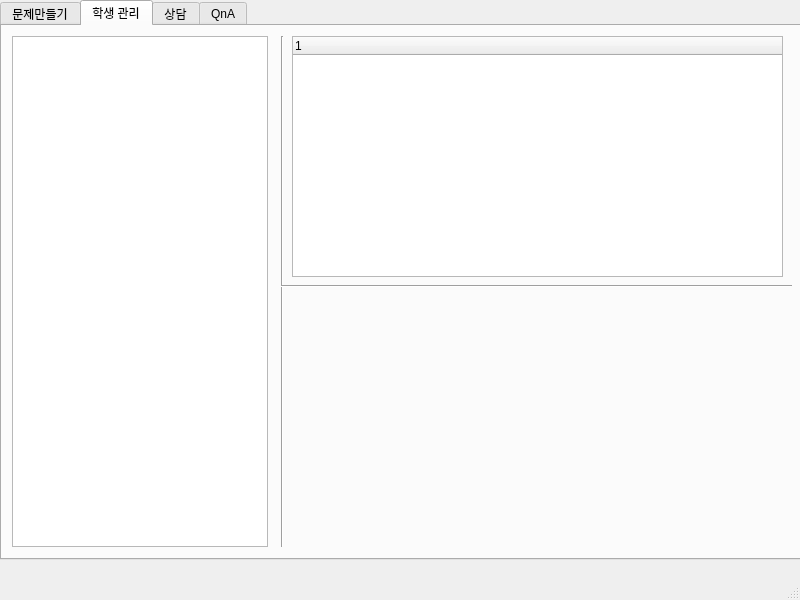
Qt form main.ui (ChoiJiHyeok/APIproject) before a commit.
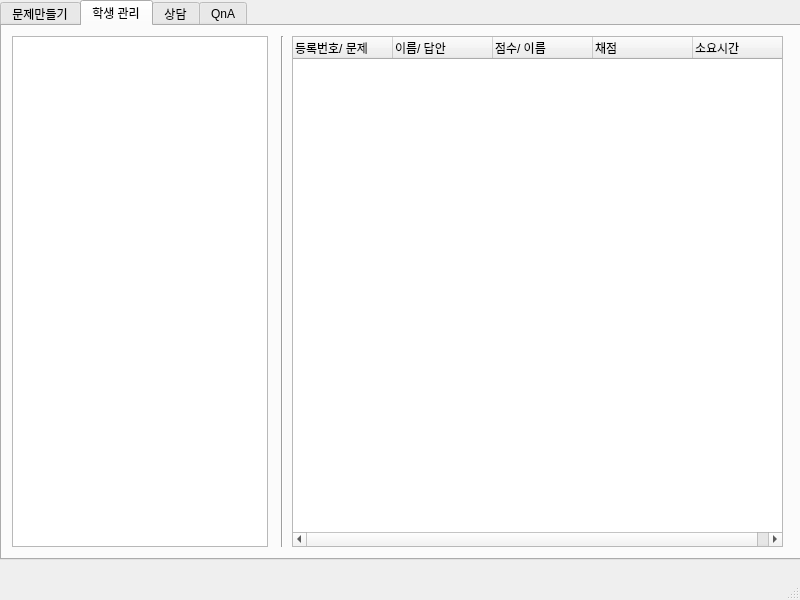
The same form after that commit. The open tabs and pages were chosen to show the change.

Commit message: 230209 학생관리

Diff of the .ui file:
```diff
--- a/main.ui
+++ b/main.ui
@@ -793,39 +793,55 @@
          <enum>Qt::Vertical</enum>
         </property>
        </widget>
-       <widget class="Line" name="line_2">
-        <property name="geometry">
-         <rect>
-          <x>279</x>
-          <y>250</y>
-          <width>511</width>
-          <height>20</height>
-         </rect>
-        </property>
-        <property name="orientation">
-         <enum>Qt::Horizontal</enum>
-        </property>
-       </widget>
-       <widget class="QWidget" name="verticalLayoutWidget_2">
-        <property name="geometry">
-         <rect>
-          <x>290</x>
-          <y>270</y>
-          <width>491</width>
-          <height>251</height>
-         </rect>
-        </property>
-        <layout class="QVBoxLayout" name="aqb_record"/>
-       </widget>
-       <widget class="QTreeWidget" name="treeWidget">
+       <widget class="QTreeWidget" name="atw_record">
         <property name="geometry">
          <rect>
           <x>290</x>
           <y>10</y>
           <width>491</width>
-          <height>241</height>
+          <height>511</height>
          </rect>
         </property>
+        <property name="editTriggers">
+         <set>QAbstractItemView::NoEditTriggers</set>
+        </property>
+        <attribute name="headerCascadingSectionResizes">
+         <bool>false</bool>
+        </attribute>
+        <attribute name="headerHighlightSections">
+         <bool>true</bool>
+        </attribute>
+        <attribute name="headerShowSortIndicator" stdset="0">
+         <bool>false</bool>
+        </attribute>
+        <attribute name="headerStretchLastSection">
+         <bool>true</bool>
+        </attribute>
+        <column>
+         <property name="text">
+          <string>등록번호/ 문제</string>
+         </property>
+        </column>
+        <column>
+         <property name="text">
+          <string>이름/ 답안</string>
+         </property>
+        </column>
+        <column>
+         <property name="text">
+          <string>점수/ 이름</string>
+         </property>
+        </column>
+        <column>
+         <property name="text">
+          <string>채점</string>
+         </property>
+        </column>
+        <column>
+         <property name="text">
+          <string>소요시간</string>
+         </property>
+        </column>
        </widget>
       </widget>
       <widget class="QWidget" name="tab_c">
```
Left out of the diff: 2 changed lines with no effect on the pictures. The commit also changes 2 other files.
